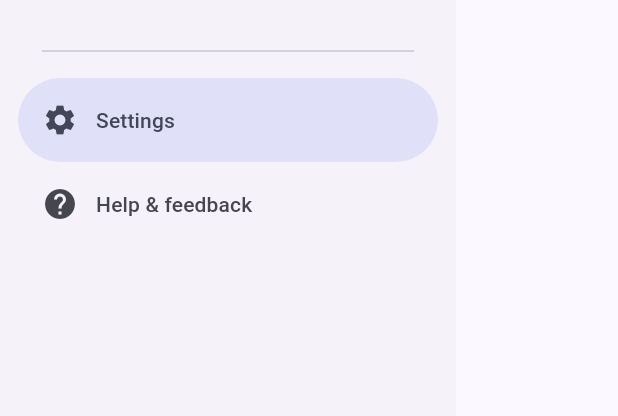
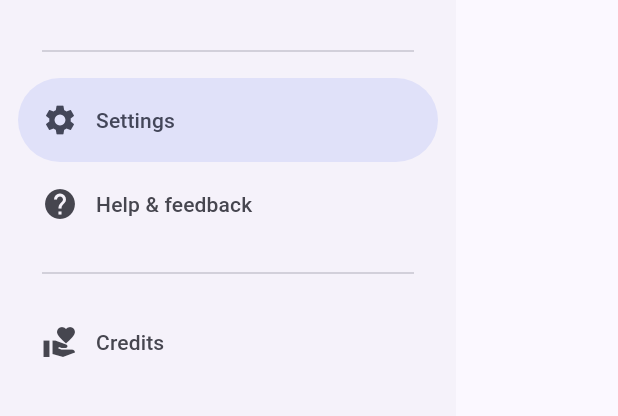
Before and after one commit to tomasvana10/perpetuity, a Flutter app: the PerpetuityNavigationDrawer widget shown alone on an empty page, opened directly, on a phone screen of 412 x 824 dp, the part 66-482 px from its top. Run offline on Flutter 3.47's test engine with Material 3 defaults, Android fonts, the phone set to English and light mode, and no system bars; drawn by our look-alikes of dynamic_color; our stand-ins replace isar, jiffy, shared_preferences; accounts and stored records are empty; generated files the repository leaves out were written again.

Commit message:
add Credits button to nav drawer

```diff
--- a/lib/components/nav_drawer.dart
+++ b/lib/components/nav_drawer.dart
@@ -22,6 +22,11 @@ class PerpetuityNavigationDrawer extends StatelessWidget {
           icon: Icon(Icons.help),
           label: Text(AppLocalizations.of(context)!.helpAndFeedback),
         ),
+        Padding(padding: EdgeInsets.fromLTRB(28, 10, 28, 10), child: Divider()),
+        NavigationDrawerDestination(
+          icon: Icon(Icons.volunteer_activism),
+          label: Text(AppLocalizations.of(context)!.credits),
+        ),
       ],
     );
   }
```
